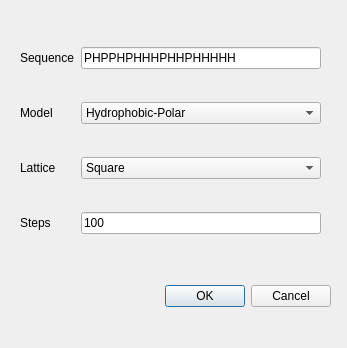
This is pylatt/gui/_search_dialog.ui in marktoakley/PyLatt as Qt 5 draws it before an edit. The edited form follows.
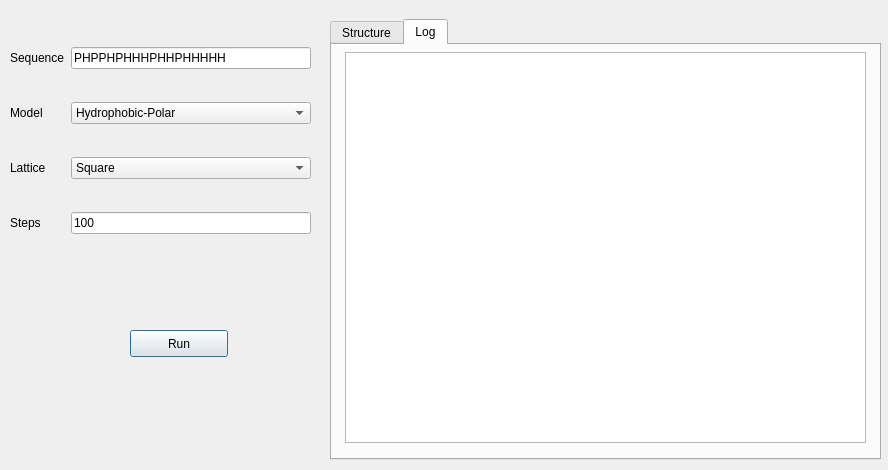
This is the edited form. Custom widgets are drawn as their Qt base class.

What changed in the file:
```diff
--- a/pylatt/gui/_search_dialog.ui
+++ b/pylatt/gui/_search_dialog.ui
@@ -6,8 +6,8 @@
    <rect>
     <x>0</x>
     <y>0</y>
-    <width>347</width>
-    <height>348</height>
+    <width>888</width>
+    <height>470</height>
    </rect>
   </property>
   <property name="sizePolicy">
@@ -22,26 +22,23 @@
   <property name="modal">
    <bool>true</bool>
   </property>
-  <widget class="QDialogButtonBox" name="buttonBox">
+  <widget class="QPushButton" name="pushButton">
    <property name="geometry">
     <rect>
-     <x>30</x>
-     <y>280</y>
-     <width>301</width>
-     <height>32</height>
+     <x>130</x>
+     <y>330</y>
+     <width>98</width>
+     <height>27</height>
     </rect>
    </property>
-   <property name="orientation">
-    <enum>Qt::Horizontal</enum>
-   </property>
-   <property name="standardButtons">
-    <set>QDialogButtonBox::Cancel|QDialogButtonBox::Ok</set>
+   <property name="text">
+    <string>Run</string>
    </property>
   </widget>
   <widget class="QWidget" name="gridLayoutWidget">
    <property name="geometry">
     <rect>
-     <x>20</x>
+     <x>10</x>
      <y>20</y>
      <width>301</width>
      <height>241</height>
@@ -138,7 +135,58 @@
     </item>
    </layout>
   </widget>
+  <widget class="QTabWidget" name="tabWidget">
+   <property name="geometry">
+    <rect>
+     <x>330</x>
+     <y>19</y>
+     <width>551</width>
+     <height>441</height>
+    </rect>
+   </property>
+   <property name="currentIndex">
+    <number>1</number>
+   </property>
+   <widget class="QWidget" name="tab">
+    <attribute name="title">
+     <string>Structure</string>
+    </attribute>
+    <widget class="matplotlibWidget" name="widget" native="true">
+     <property name="geometry">
+      <rect>
+       <x>10</x>
+       <y>10</y>
+       <width>521</width>
+       <height>391</height>
+      </rect>
+     </property>
+    </widget>
+   </widget>
+   <widget class="QWidget" name="tab_2">
+    <attribute name="title">
+     <string>Log</string>
+    </attribute>
+    <widget class="QTextEdit" name="log">
+     <property name="geometry">
+      <rect>
+       <x>13</x>
+       <y>7</y>
+       <width>521</width>
+       <height>391</height>
+      </rect>
+     </property>
+    </widget>
+   </widget>
+  </widget>
  </widget>
+ <customwidgets>
+  <customwidget>
+   <class>matplotlibWidget</class>
+   <extends>QWidget</extends>
+   <header>matplotlibWidget</header>
+   <container>1</container>
+  </customwidget>
+ </customwidgets>
  <resources/>
  <connections>
   <connection>
```
Left out of the diff: 35 changed lines with no effect on the pictures.
